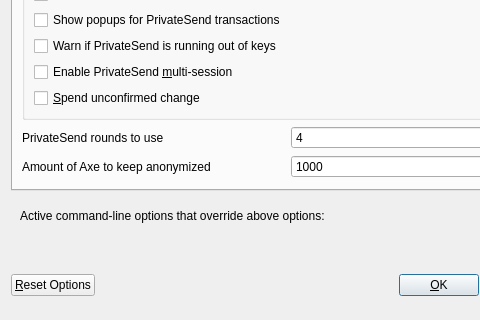
Above: src/qt/forms/optionsdialog.ui from AXErunners/axe before the change; both pictures show x 0 to 480 and y 143 to 463 of the 576 by 463 pixel window. Below: the same form after it.
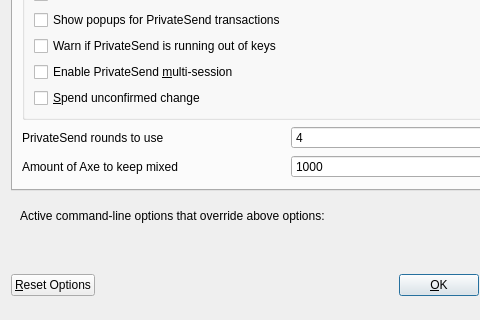
That is the form after the change. The open tabs and pages were chosen to show the change. Custom widgets are drawn as their Qt base class.

The edit to the form file:
```diff
--- a/src/qt/forms/optionsdialog.ui
+++ b/src/qt/forms/optionsdialog.ui
@@ -263,7 +263,7 @@
             <string notr="true"/>
            </property>
            <property name="text">
-            <string>Amount of Axe to keep anonymized</string>
+            <string>Amount of Axe to keep mixed</string>
            </property>
           </widget>
          </item>
```
Left out of the diff: 2 changed lines with no effect on the pictures.
